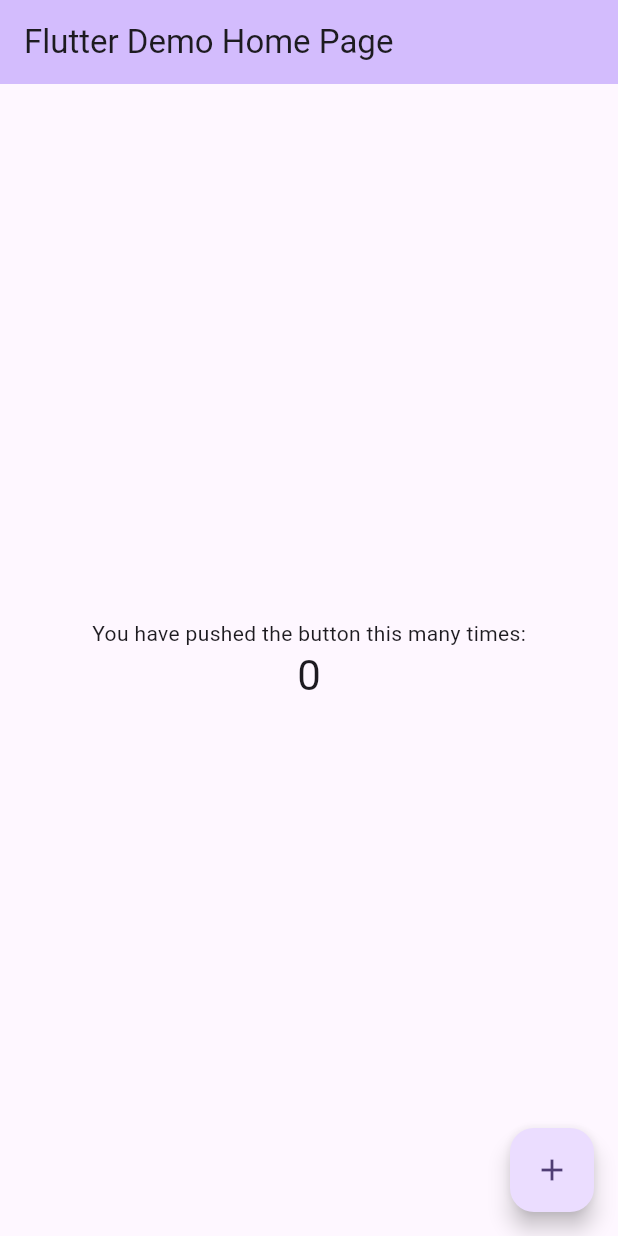
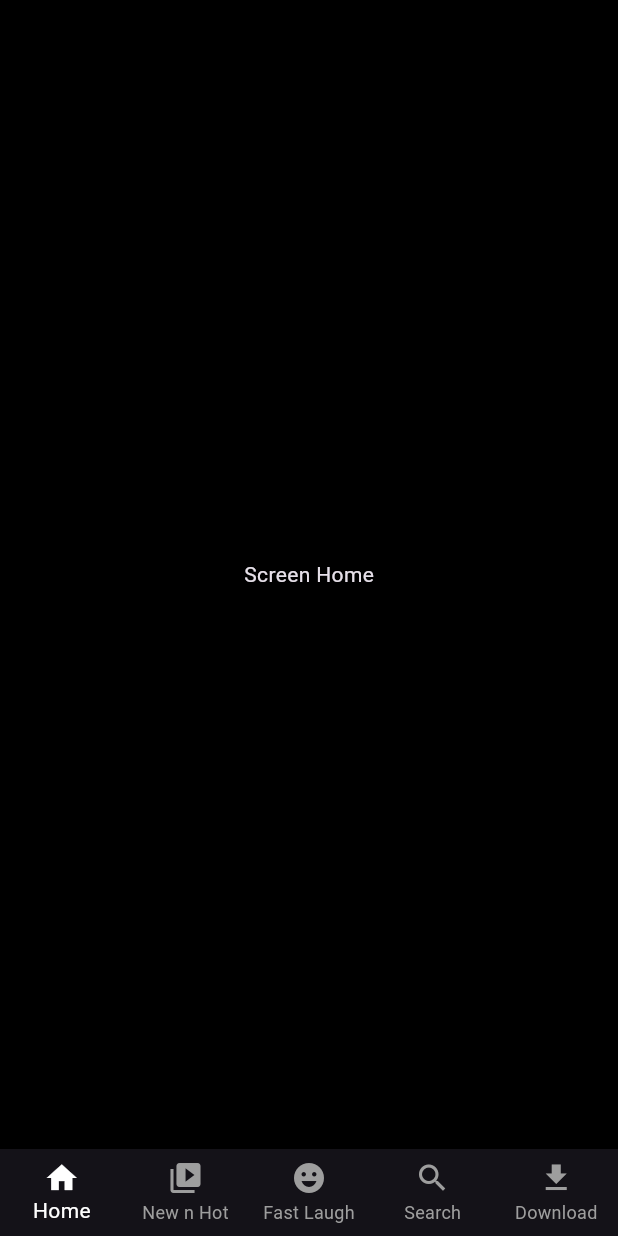
Before and after one commit to NavafMuhammad/Netflix-c, a Flutter app: the screen it shows after launch, on a phone screen of 412 x 824 dp. Run offline on Flutter 3.47's test engine with Material 3 defaults, Android fonts, the phone set to English and light mode, and no system bars.

Commit message:
added bottom nav bar

```diff
--- /dev/null
+++ b/lib/core/constants.dart
@@ -0,0 +1,3 @@
+import 'package:flutter/material.dart';
+
+const kScaffoldBackgroundColor = Colors.black;
--- a/lib/main.dart
+++ b/lib/main.dart
@@ -1,4 +1,6 @@
 import 'package:flutter/material.dart';
+import 'package:netflix/core/constants.dart';
+import 'package:netflix/presentation/main_page/main_page.dart';
 
 void main() {
   runApp(const MyApp());
@@ -7,119 +9,14 @@ void main() {
 class MyApp extends StatelessWidget {
   const MyApp({super.key});
 
-  // This widget is the root of your application.
   @override
   Widget build(BuildContext context) {
     return MaterialApp(
-      title: 'Flutter Demo',
-      theme: ThemeData(
-        // This is the theme of your application.
-        //
-        // TRY THIS: Try running your application with "flutter run". You'll see
-        // the application has a purple toolbar. Then, without quitting the app,
-        // try changing the seedColor in the colorScheme below to Colors.green
-        // and then invoke "hot reload" (save your changes or press the "hot
-        // reload" button in a Flutter-supported IDE, or press "r" if you used
-        // the command line to start the app).
-        //
-        // Notice that the counter didn't reset back to zero; the application
-        // state is not lost during the reload. To reset the state, use hot
-        // restart instead.
-        //
-        // This works for code too, not just values: Most code changes can be
-        // tested with just a hot reload.
-        colorScheme: ColorScheme.fromSeed(seedColor: Colors.deepPurple),
-        useMaterial3: true,
-      ),
-      home: const MyHomePage(title: 'Flutter Demo Home Page'),
+      debugShowCheckedModeBanner: false,
+      title: 'Netflix Clone',
+      theme: ThemeData.dark()
+          .copyWith(scaffoldBackgroundColor: kScaffoldBackgroundColor),
+      home: const MainPage(),
     );
   }
 }
-
-class MyHomePage extends StatefulWidget {
-  const MyHomePage({super.key, required this.title});
-
-  // This widget is the home page of your application. It is stateful, meaning
-  // that it has a State object (defined below) that contains fields that affect
-  // how it looks.
-
-  // This class is the configuration for the state. It holds the values (in this
-  // case the title) provided by the parent (in this case the App widget) and
-  // used by the build method of the State. Fields in a Widget subclass are
-  // always marked "final".
-
-  final String title;
-
-  @override
-  State<MyHomePage> createState() => _MyHomePageState();
-}
-
-class _MyHomePageState extends State<MyHomePage> {
-  int _counter = 0;
-
-  void _incrementCounter() {
-    setState(() {
-      // This call to setState tells the Flutter framework that something has
-      // changed in this State, which causes it to rerun the build method below
-      // so that the display can reflect the updated values. If we changed
-      // _counter without calling setState(), then the build method would not be
-      // called again, and so nothing would appear to happen.
-      _counter++;
-    });
-  }
-
-  @override
-  Widget build(BuildContext context) {
-    // This method is rerun every time setState is called, for instance as done
-    // by the _incrementCounter method above.
-    //
-    // The Flutter framework has been optimized to make rerunning build methods
-    // fast, so that you can just rebuild anything that needs updating rather
-    // than having to individually change instances of widgets.
-    return Scaffold(
-      appBar: AppBar(
-        // TRY THIS: Try changing the color here to a specific color (to
-        // Colors.amber, perhaps?) and trigger a hot reload to see the AppBar
-        // change color while the other colors stay the same.
-        backgroundColor: Theme.of(context).colorScheme.inversePrimary,
-        // Here we take the value from the MyHomePage object that was created by
-        // the App.build method, and use it to set our appbar title.
-        title: Text(widget.title),
-      ),
-      body: Center(
-        // Center is a layout widget. It takes a single child and positions it
-        // in the middle of the parent.
-        child: Column(
-          // Column is also a layout widget. It takes a list of children and
-          // arranges them vertically. By default, it sizes itself to fit its
-          // children horizontally, and tries to be as tall as its parent.
-          //
-          // Column has various properties to control how it sizes itself and
-          // how it positions its children. Here we use mainAxisAlignment to
-          // center the children vertically; the main axis here is the vertical
-          // axis because Columns are vertical (the cross axis would be
-          // horizontal).
-          //
-          // TRY THIS: Invoke "debug painting" (choose the "Toggle Debug Paint"
-          // action in the IDE, or press "p" in the console), to see the
-          // wireframe for each widget.
-          mainAxisAlignment: MainAxisAlignment.center,
-          children: <Widget>[
-            const Text(
-              'You have pushed the button this many times:',
-            ),
-            Text(
-              '$_counter',
-              style: Theme.of(context).textTheme.headlineMedium,
-            ),
-          ],
-        ),
-      ),
-      floatingActionButton: FloatingActionButton(
-        onPressed: _incrementCounter,
-        tooltip: 'Increment',
-        child: const Icon(Icons.add),
-      ), // This trailing comma makes auto-formatting nicer for build methods.
-    );
-  }
-}
--- /dev/null
+++ b/lib/presentation/download/screen_download.dart
@@ -0,0 +1,12 @@
+import 'package:flutter/material.dart';
+
+class ScreenDownload extends StatelessWidget {
+  const ScreenDownload({super.key});
+
+  @override
+  Widget build(BuildContext context) {
+    return const Center(
+      child: Text("Screen Download"),
+    );
+  }
+}
--- /dev/null
+++ b/lib/presentation/fast_laughs/screen_fast_laugh.dart
@@ -0,0 +1,12 @@
+import 'package:flutter/material.dart';
+
+class ScreenFastLaugh extends StatelessWidget {
+  const ScreenFastLaugh({super.key});
+
+  @override
+  Widget build(BuildContext context) {
+    return const Center(
+      child: Text("Screen Fast Laugh"),
+    );
+  }
+}
--- /dev/null
+++ b/lib/presentation/home/screen_home.dart
@@ -0,0 +1,12 @@
+import 'package:flutter/material.dart';
+
+class ScreenHome extends StatelessWidget {
+  const ScreenHome({super.key});
+
+  @override
+  Widget build(BuildContext context) {
+    return const Center(
+      child: Text("Screen Home"),
+    );
+  }
+}
--- /dev/null
+++ b/lib/presentation/main_page/main_page.dart
@@ -0,0 +1,34 @@
+import 'package:flutter/material.dart';
+import 'package:netflix/presentation/download/screen_download.dart';
+import 'package:netflix/presentation/fast_laughs/screen_fast_laugh.dart';
+import 'package:netflix/presentation/home/screen_home.dart';
+import 'package:netflix/presentation/main_page/widgets.dart';
+import 'package:netflix/presentation/new_and_hot/new_and_hot.dart';
+import 'package:netflix/presentation/search/screen_search.dart';
+
+class MainPage extends StatelessWidget {
+  const MainPage({super.key});
+
+  final _pages = const [
+    ScreenHome(),
+    ScreenNewAndHot(),
+    ScreenFastLaugh(),
+    ScreenSearch(),
+    ScreenDownload(),
+  ];
+
+  @override
+  Widget build(BuildContext context) {
+    return Scaffold(
+      bottomNavigationBar: BottomNavBar(),
+      body: SafeArea(
+        child: ValueListenableBuilder(
+          valueListenable: indexNotifier,
+          builder: (BuildContext context, int newIndex, Widget? _) {
+            return _pages[newIndex];
+          },
+        ),
+      ),
+    );
+  }
+}
--- /dev/null
+++ b/lib/presentation/main_page/widgets.dart
@@ -0,0 +1,34 @@
+import 'package:flutter/material.dart';
+
+final ValueNotifier<int> indexNotifier = ValueNotifier(0);
+
+class BottomNavBar extends StatelessWidget {
+  const BottomNavBar({super.key});
+
+  @override
+  Widget build(BuildContext context) {
+    return ValueListenableBuilder(
+        valueListenable: indexNotifier,
+        builder: (BuildContext context, int newIndex, Widget? _) {
+          return BottomNavigationBar(
+              onTap: (index) {
+                indexNotifier.value = index;
+              },
+              currentIndex: newIndex,
+              type: BottomNavigationBarType.fixed,
+              selectedItemColor: Colors.white,
+              unselectedItemColor: Colors.grey,
+              items: const [
+                BottomNavigationBarItem(icon: Icon(Icons.home), label: 'Home'),
+                BottomNavigationBarItem(
+                    icon: Icon(Icons.video_collection), label: 'New n Hot'),
+                BottomNavigationBarItem(
+                    icon: Icon(Icons.emoji_emotions), label: 'Fast Laugh'),
+                BottomNavigationBarItem(
+                    icon: Icon(Icons.search), label: 'Search'),
+                BottomNavigationBarItem(
+                    icon: Icon(Icons.download), label: 'Download'),
+              ]);
+        });
+  }
+}
--- /dev/null
+++ b/lib/presentation/new_and_hot/new_and_hot.dart
@@ -0,0 +1,12 @@
+import 'package:flutter/material.dart';
+
+class ScreenNewAndHot extends StatelessWidget {
+  const ScreenNewAndHot({super.key});
+
+  @override
+  Widget build(BuildContext context) {
+    return const Center(
+      child: Text("Screen New and Hot"),
+    );
+  }
+}
--- /dev/null
+++ b/lib/presentation/search/screen_search.dart
@@ -0,0 +1,12 @@
+import 'package:flutter/material.dart';
+
+class ScreenSearch extends StatelessWidget {
+  const ScreenSearch({super.key});
+
+  @override
+  Widget build(BuildContext context) {
+    return const Center(
+      child: Text("Screen Search"),
+    );
+  }
+}
```
Also changed, not shown: lib/core/colors.dart (added), lib/presentation/home/widgets.dart (added).
